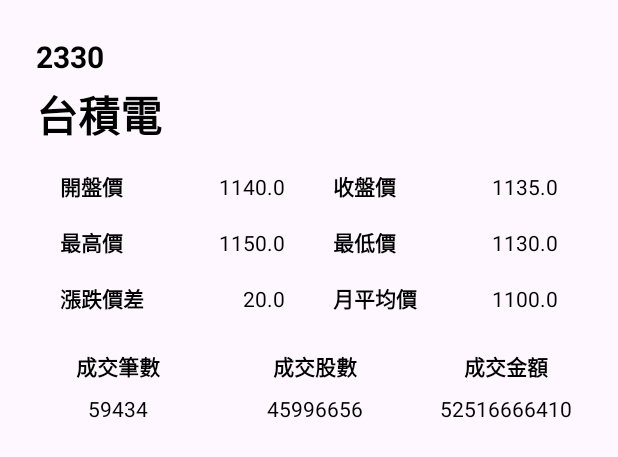
After one commit to llc890410/TWSEStockInfo, an Android app: the layout item_stock_info.xml on its own in the app's theme, with its tools: preview values and no code run, on a phone screen of 412 x 824 dp. The commit adds this screen. Shown: the top 457 px of the screen. Run offline under Robolectric (Android 15) with nearby library versions, the phone set to English and light mode, and no system bars.

Commit message:
StockListFragment 新增 recyclerView 顯示 API 請求結果

```diff
--- a/app/src/main/java/com/michaelliu/twsestockinfo/presentation/ui/stockinfolist/StockInfoListFragment.kt
+++ b/app/src/main/java/com/michaelliu/twsestockinfo/presentation/ui/stockinfolist/StockInfoListFragment.kt
@@ -10,8 +10,11 @@ import androidx.fragment.app.viewModels
 import androidx.lifecycle.Lifecycle
 import androidx.lifecycle.lifecycleScope
 import androidx.lifecycle.repeatOnLifecycle
+import androidx.recyclerview.widget.LinearLayoutManager
+import com.michaelliu.twsestockinfo.presentation.ui.stockinfolist.adapter.StockInfoListAdapter
 import dagger.hilt.android.AndroidEntryPoint
 import kotlinx.coroutines.launch
+import timber.log.Timber
 
 @AndroidEntryPoint
 class StockInfoListFragment : Fragment() {
@@ -20,23 +23,33 @@ class StockInfoListFragment : Fragment() {
     private var _binding: FragmentStockInfoListBinding? = null
     private val binding get() = _binding!!
 
+    private lateinit var stockInfoListAdapter: StockInfoListAdapter
+
     override fun onCreateView(
         inflater: LayoutInflater,
         container: ViewGroup?,
         savedInstanceState: Bundle?
     ): View {
         _binding = FragmentStockInfoListBinding.inflate(inflater, container, false)
+        return binding.root
+    }
 
+    override fun onViewCreated(view: View, savedInstanceState: Bundle?) {
+        super.onViewCreated(view, savedInstanceState)
         setupRecyclerView()
         collectUiState()
 
         viewModel.loadStockInfoList()
-
-        return binding.root
     }
 
     private fun setupRecyclerView() {
-
+        stockInfoListAdapter = StockInfoListAdapter { stockInfo ->
+            Timber.d("onClickItem : ${stockInfo.code} ${stockInfo.name}")
+        }
+        binding.stockListRecyclerView.apply {
+            layoutManager = LinearLayoutManager(requireContext())
+            adapter = stockInfoListAdapter
+        }
     }
 
     private fun collectUiState() {
@@ -54,6 +67,7 @@ class StockInfoListFragment : Fragment() {
                             binding.stockListRecyclerView.visibility = View.VISIBLE
                             binding.tvErrorMessage.visibility = View.GONE
                             val stockInfoList = uiState.data
+                            stockInfoListAdapter.submitList(stockInfoList)
                         }
                         is UiState.Error -> {
                             binding.progressIndicator.visibility = View.GONE
--- /dev/null
+++ b/app/src/main/java/com/michaelliu/twsestockinfo/presentation/ui/stockinfolist/adapter/StockInfoListAdapter.kt
@@ -0,0 +1,82 @@
+package com.michaelliu.twsestockinfo.presentation.ui.stockinfolist.adapter
+
+import android.graphics.Color
+import android.view.LayoutInflater
+import android.view.ViewGroup
+import androidx.recyclerview.widget.DiffUtil
+import androidx.recyclerview.widget.ListAdapter
+import androidx.recyclerview.widget.RecyclerView
+import com.michaelliu.twsestockinfo.databinding.ItemStockInfoBinding
+import com.michaelliu.twsestockinfo.domain.model.StockInfo
+
+class StockInfoListAdapter(
+    private val onItemClicked: (StockInfo) -> Unit
+) : ListAdapter<StockInfo, StockInfoListAdapter.StockInfoViewHolder>(StockInfoDiffCallback()) {
+
+    inner class StockInfoViewHolder(
+        private val binding: ItemStockInfoBinding
+    ) : RecyclerView.ViewHolder(binding.root) {
+        fun bind(stockInfo: StockInfo) {
+            // 股票代號、名稱
+            binding.tvStockCode.text = stockInfo.code
+            binding.tvStockName.text = stockInfo.name
+
+            // 開盤、收盤
+            binding.tvOpeningPrice.text = stockInfo.openingPrice?.toString() ?: "-"
+            binding.tvClosingPrice.text = stockInfo.closingPrice?.toString() ?: "-"
+
+            // 最高、最低
+            binding.tvHighestPrice.text = stockInfo.highestPrice?.toString() ?: "-"
+            binding.tvLowestPrice.text = stockInfo.lowestPrice?.toString() ?: "-"
+
+            // 漲跌、月平均
+            binding.tvChange.text = stockInfo.change?.toString() ?: "-"
+            binding.tvMonthlyAvgPrice.text = stockInfo.monthlyAvgPrice?.toString() ?: "-"
+
+            // 成交比數、成交股數、成交金額
+            binding.tvTransaction.text = stockInfo.transaction?.toString() ?: "-"
+            binding.tvTradeVolume.text = stockInfo.tradeVolume?.toString() ?: "-"
+            binding.tvTradeValue.text = stockInfo.tradeValue?.toString() ?: "-"
+
+            // 收盤 > 月平均 => 紅; 收盤 < 月平均 => 綠
+            val closingPrice = stockInfo.closingPrice ?: 0.0
+            val monthlyAvgPrice = stockInfo.monthlyAvgPrice ?: 0.0
+            binding.tvClosingPrice.setTextColor(
+                if (closingPrice > monthlyAvgPrice) Color.RED
+                else if (closingPrice < monthlyAvgPrice) Color.GREEN
+                else Color.BLACK
+            )
+
+            // 漲跌價差 > 0 => 紅; 漲跌價差 < 0 => 綠
+            val change = stockInfo.change ?: 0.0
+            binding.tvChange.setTextColor(
+                if (change > 0) Color.RED
+                else if (change < 0) Color.GREEN
+                else Color.BLACK
+            )
+
+            binding.root.setOnClickListener {
+                onItemClicked(stockInfo)
+            }
+        }
+    }
+
+    override fun onCreateViewHolder(parent: ViewGroup, viewType: Int): StockInfoViewHolder {
+        val binding = ItemStockInfoBinding.inflate(LayoutInflater.from(parent.context), parent, false)
+        return StockInfoViewHolder(binding)
+    }
+
+    override fun onBindViewHolder(holder: StockInfoViewHolder, position: Int) {
+        holder.bind(getItem(position))
+    }
+}
+
+class StockInfoDiffCallback : DiffUtil.ItemCallback<StockInfo>() {
+    override fun areItemsTheSame(oldItem: StockInfo, newItem: StockInfo): Boolean {
+        return oldItem.code == newItem.code
+    }
+
+    override fun areContentsTheSame(oldItem: StockInfo, newItem: StockInfo): Boolean {
+        return oldItem == newItem
+    }
+}
--- a/app/src/main/res/layout/activity_main.xml
+++ b/app/src/main/res/layout/activity_main.xml
@@ -22,9 +22,13 @@
     <androidx.fragment.app.FragmentContainerView
         android:id="@+id/nav_host_fragment"
         android:name="androidx.navigation.fragment.NavHostFragment"
-        android:layout_width="match_parent"
-        android:layout_height="match_parent"
+        android:layout_width="0dp"
+        android:layout_height="0dp"
         app:defaultNavHost="true"
+        app:layout_constraintBottom_toBottomOf="parent"
+        app:layout_constraintEnd_toEndOf="parent"
+        app:layout_constraintStart_toStartOf="parent"
+        app:layout_constraintTop_toBottomOf="@+id/toolbar"
         app:navGraph="@navigation/nav_graph" />
 
 </androidx.constraintlayout.widget.ConstraintLayout>
--- a/app/src/main/res/layout/fragment_stock_info_list.xml
+++ b/app/src/main/res/layout/fragment_stock_info_list.xml
@@ -9,28 +9,29 @@
         android:layout_width="wrap_content"
         android:layout_height="wrap_content"
         android:indeterminate="true"
-        app:layout_constraintTop_toTopOf="parent"
         app:layout_constraintBottom_toBottomOf="parent"
+        app:layout_constraintEnd_toEndOf="parent"
         app:layout_constraintStart_toStartOf="parent"
-        app:layout_constraintEnd_toEndOf="parent" />
+        app:layout_constraintTop_toTopOf="parent" />
 
     <TextView
         android:id="@+id/tvErrorMessage"
         android:layout_width="wrap_content"
         android:layout_height="wrap_content"
         android:visibility="gone"
-        app:layout_constraintTop_toTopOf="parent"
         app:layout_constraintBottom_toBottomOf="parent"
+        app:layout_constraintEnd_toEndOf="parent"
         app:layout_constraintStart_toStartOf="parent"
-        app:layout_constraintEnd_toEndOf="parent"/>
+        app:layout_constraintTop_toTopOf="parent" />
 
     <androidx.recyclerview.widget.RecyclerView
         android:id="@+id/stockListRecyclerView"
         android:layout_width="match_parent"
         android:layout_height="match_parent"
         android:visibility="gone"
-        app:layout_constraintTop_toTopOf="parent"
         app:layout_constraintBottom_toBottomOf="parent"
-        />
+        app:layout_constraintEnd_toEndOf="parent"
+        app:layout_constraintStart_toStartOf="parent"
+        app:layout_constraintTop_toTopOf="parent" />
 
 </androidx.constraintlayout.widget.ConstraintLayout>
--- /dev/null
+++ b/app/src/main/res/layout/item_stock_info.xml
@@ -0,0 +1,275 @@
+<?xml version="1.0" encoding="utf-8"?>
+<androidx.constraintlayout.widget.ConstraintLayout xmlns:android="http://schemas.android.com/apk/res/android"
+    xmlns:app="http://schemas.android.com/apk/res-auto"
+    xmlns:tools="http://schemas.android.com/tools"
+    android:layout_width="match_parent"
+    android:layout_height="wrap_content"
+    android:padding="16dp">
+
+    <TextView
+        android:id="@+id/tvStockCode"
+        android:layout_width="wrap_content"
+        android:layout_height="wrap_content"
+        android:layout_marginStart="8dp"
+        android:layout_marginTop="8dp"
+        android:textColor="@color/black"
+        android:textSize="20sp"
+        android:textStyle="bold"
+        app:layout_constraintStart_toStartOf="parent"
+        app:layout_constraintTop_toTopOf="parent"
+        tools:text="2330" />
+
+    <TextView
+        android:id="@+id/tvStockName"
+        android:layout_width="wrap_content"
+        android:layout_height="wrap_content"
+        android:layout_marginTop="4dp"
+        android:textColor="@color/black"
+        android:textSize="28sp"
+        android:textStyle="bold"
+        app:layout_constraintStart_toStartOf="@+id/tvStockCode"
+        app:layout_constraintTop_toBottomOf="@+id/tvStockCode"
+        tools:text="台積電" />
+
+    <TextView
+        android:id="@+id/tvOpeningPriceTitle"
+        android:layout_width="wrap_content"
+        android:layout_height="wrap_content"
+        android:layout_marginStart="24dp"
+        android:layout_marginTop="16dp"
+        android:text="@string/opening_price"
+        android:textColor="@color/black"
+        android:textSize="14sp"
+        android:textStyle="bold"
+        app:layout_constraintStart_toStartOf="parent"
+        app:layout_constraintTop_toBottomOf="@id/tvStockName" />
+
+    <TextView
+        android:id="@+id/tvOpeningPrice"
+        android:layout_width="wrap_content"
+        android:layout_height="wrap_content"
+        android:layout_marginEnd="16dp"
+        android:textColor="@color/black"
+        android:textSize="14sp"
+        app:layout_constraintBottom_toBottomOf="@+id/tvOpeningPriceTitle"
+        app:layout_constraintEnd_toStartOf="@id/guidelineVertical50"
+        app:layout_constraintTop_toTopOf="@id/tvOpeningPriceTitle"
+        tools:text="1140.0" />
+
+    <TextView
+        android:id="@+id/tvClosingPriceTitle"
+        android:layout_width="wrap_content"
+        android:layout_height="wrap_content"
+        android:layout_marginStart="16dp"
+        android:text="@string/closing_price"
+        android:textColor="@color/black"
+        android:textSize="14sp"
+        android:textStyle="bold"
+        app:layout_constraintBottom_toBottomOf="@+id/tvOpeningPriceTitle"
+        app:layout_constraintStart_toStartOf="@id/guidelineVertical50"
+        app:layout_constraintTop_toTopOf="@+id/tvOpeningPriceTitle" />
+
+    <TextView
+        android:id="@+id/tvClosingPrice"
+        android:layout_width="wrap_content"
+        android:layout_height="wrap_content"
+        android:layout_marginEnd="24dp"
+        android:textColor="@color/black"
+        android:textSize="14sp"
+        app:layout_constraintBottom_toBottomOf="@+id/tvClosingPriceTitle"
+        app:layout_constraintEnd_toEndOf="parent"
+        app:layout_constraintTop_toTopOf="@id/tvClosingPriceTitle"
+        tools:text="1135.0" />
+
+    <TextView
+        android:id="@+id/tvHighestPriceTitle"
+        android:layout_width="wrap_content"
+        android:layout_height="wrap_content"
+        android:layout_marginTop="16dp"
+        android:text="@string/highest_price"
+        android:textColor="@color/black"
+        android:textSize="14sp"
+        android:textStyle="bold"
+        app:layout_constraintStart_toStartOf="@+id/tvOpeningPriceTitle"
+        app:layout_constraintTop_toBottomOf="@+id/tvOpeningPriceTitle" />
+
+    <TextView
+        android:id="@+id/tvHighestPrice"
+        android:layout_width="wrap_content"
+        android:layout_height="wrap_content"
+        android:textColor="@color/black"
+        android:textSize="14sp"
+        app:layout_constraintBottom_toBottomOf="@+id/tvHighestPriceTitle"
+        app:layout_constraintEnd_toEndOf="@+id/tvOpeningPrice"
+        app:layout_constraintTop_toTopOf="@id/tvHighestPriceTitle"
+        tools:text="1150.0" />
+
+    <TextView
+        android:id="@+id/tvLowestPriceTitle"
+        android:layout_width="wrap_content"
+        android:layout_height="wrap_content"
+        android:layout_marginTop="16dp"
+        android:text="@string/lowest_price"
+        android:textColor="@color/black"
+        android:textSize="14sp"
+        android:textStyle="bold"
+        app:layout_constraintStart_toStartOf="@+id/tvClosingPriceTitle"
+        app:layout_constraintTop_toBottomOf="@+id/tvClosingPriceTitle" />
+
+    <TextView
+        android:id="@+id/tvLowestPrice"
+        android:layout_width="wrap_content"
+        android:layout_height="wrap_content"
+        android:textColor="@color/black"
+        android:textSize="14sp"
+        app:layout_constraintBottom_toBottomOf="@+id/tvLowestPriceTitle"
+        app:layout_constraintEnd_toEndOf="@+id/tvClosingPrice"
+        app:layout_constraintTop_toTopOf="@id/tvLowestPriceTitle"
+        tools:text="1130.0" />
+
+    <TextView
+        android:id="@+id/tvChangeTitle"
+        android:layout_width="wrap_content"
+        android:layout_height="wrap_content"
+        android:layout_marginTop="16dp"
+        android:text="@string/change"
+        android:textColor="@color/black"
+        android:textSize="14sp"
+        android:textStyle="bold"
+        app:layout_constraintStart_toStartOf="@+id/tvHighestPriceTitle"
+        app:layout_constraintTop_toBottomOf="@+id/tvHighestPriceTitle" />
+
+    <TextView
+        android:id="@+id/tvChange"
+        android:layout_width="wrap_content"
+        android:layout_height="wrap_content"
+        android:textColor="@color/black"
+        android:textSize="14sp"
+        app:layout_constraintBottom_toBottomOf="@+id/tvChangeTitle"
+        app:layout_constraintEnd_toEndOf="@+id/tvHighestPrice"
+        app:layout_constraintTop_toTopOf="@id/tvChangeTitle"
+        tools:text="20.0" />
+
+    <TextView
+        android:id="@+id/tvMonthlyAvgPriceTitle"
+        android:layout_width="wrap_content"
+        android:layout_height="wrap_content"
+        android:layout_marginTop="16dp"
+        android:text="@string/monthly_avg_price"
+        android:textColor="@color/black"
+        android:textSize="14sp"
+        android:textStyle="bold"
+        app:layout_constraintStart_toStartOf="@+id/tvLowestPriceTitle"
+        app:layout_constraintTop_toBottomOf="@+id/tvLowestPriceTitle" />
+
+    <TextView
+        android:id="@+id/tvMonthlyAvgPrice"
+        android:layout_width="wrap_content"
+        android:layout_height="wrap_content"
+        android:textColor="@color/black"
+        android:textSize="14sp"
+        app:layout_constraintBottom_toBottomOf="@+id/tvMonthlyAvgPriceTitle"
+        app:layout_constraintEnd_toEndOf="@+id/tvClosingPrice"
+        app:layout_constraintTop_toTopOf="@id/tvMonthlyAvgPriceTitle"
+        tools:text="1100.0" />
+
+    <TextView
+        android:id="@+id/tvTransactionTitle"
+        android:layout_width="wrap_content"
+        android:layout_height="wrap_content"
+        android:layout_marginTop="24dp"
+        android:text="@string/transaction"
+        android:textColor="@color/black"
+        android:textSize="14sp"
+        android:textStyle="bold"
+        app:layout_constraintEnd_toStartOf="@+id/guidelineVertical33"
+        app:layout_constraintStart_toStartOf="parent"
+        app:layout_constraintTop_toBottomOf="@+id/tvChangeTitle" />
+
+    <TextView
+        android:id="@+id/tvTransaction"
+        android:layout_width="wrap_content"
+        android:layout_height="wrap_content"
+        android:layout_marginTop="8dp"
+        android:textColor="@color/black"
+        android:textSize="14sp"
+        app:layout_constraintEnd_toEndOf="@+id/tvTransactionTitle"
+        app:layout_constraintStart_toStartOf="@+id/tvTransactionTitle"
+        app:layout_constraintTop_toBottomOf="@+id/tvTransactionTitle"
+        tools:text="59434" />
+
+    <TextView
+        android:id="@+id/tvTradeVolumeTitle"
+        android:layout_width="wrap_content"
+        android:layout_height="wrap_content"
+        android:layout_marginStart="8dp"
+        android:text="@string/trade_volume"
+        android:textColor="@color/black"
+        android:textSize="14sp"
+        android:textStyle="bold"
+        app:layout_constraintBottom_toBottomOf="@+id/tvTransactionTitle"
+        app:layout_constraintEnd_toStartOf="@+id/guidelineVertical67"
+        app:layout_constraintStart_toEndOf="@+id/guidelineVertical33"
+        app:layout_constraintTop_toTopOf="@+id/tvTransactionTitle" />
+
+    <TextView
+        android:id="@+id/tvTradeVolume"
+        android:layout_width="wrap_content"
+        android:layout_height="wrap_content"
+        android:layout_marginTop="8dp"
+        android:textColor="@color/black"
+        android:textSize="14sp"
+        app:layout_constraintEnd_toEndOf="@+id/tvTradeVolumeTitle"
+        app:layout_constraintStart_toStartOf="@+id/tvTradeVolumeTitle"
+        app:layout_constraintTop_toBottomOf="@+id/tvTradeVolumeTitle"
+        tools:layout_editor_absoluteY="231dp"
+        tools:text="45996656" />
+
+    <TextView
+        android:id="@+id/tvTradeValueTitle"
+        android:layout_width="wrap_content"
+        android:layout_height="wrap_content"
+        android:layout_marginStart="8dp"
+        android:text="@string/trade_value"
+        android:textColor="@color/black"
+        android:textSize="14sp"
+        android:textStyle="bold"
+        app:layout_constraintBottom_toBottomOf="@+id/tvTransactionTitle"
+        app:layout_constraintEnd_toEndOf="parent"
+        app:layout_constraintStart_toEndOf="@+id/guidelineVertical67"
+        app:layout_constraintTop_toTopOf="@+id/tvTransactionTitle" />
+
+    <TextView
+        android:id="@+id/tvTradeValue"
+        android:layout_width="wrap_content"
+        android:layout_height="wrap_content"
+        android:layout_marginTop="8dp"
+        android:textColor="@color/black"
+        android:textSize="14sp"
+        app:layout_constraintEnd_toEndOf="@+id/tvTradeValueTitle"
+        app:layout_constraintStart_toStartOf="@+id/tvTradeValueTitle"
+        app:layout_constraintTop_toBottomOf="@+id/tvTradeValueTitle"
+        tools:text="52516666410" />
+
+    <androidx.constraintlayout.widget.Guideline
+        android:id="@+id/guidelineVertical33"
+        android:layout_width="wrap_content"
+        android:layout_height="wrap_content"
+        android:orientation="vertical"
+        app:layout_constraintGuide_percent="0.33" />
+
+    <androidx.constraintlayout.widget.Guideline
+        android:id="@+id/guidelineVertical50"
+        android:layout_width="wrap_content"
+        android:layout_height="wrap_content"
+        android:orientation="vertical"
+        app:layout_constraintGuide_percent="0.5" />
+
+    <androidx.constraintlayout.widget.Guideline
+        android:id="@+id/guidelineVertical67"
+        android:layout_width="wrap_content"
+        android:layout_height="wrap_content"
+        android:orientation="vertical"
+        app:layout_constraintGuide_percent="0.67" />
+
+</androidx.constraintlayout.widget.ConstraintLayout>
--- a/app/src/main/res/values/strings.xml
+++ b/app/src/main/res/values/strings.xml
@@ -1,4 +1,13 @@
 <resources>
     <string name="app_name">TWSE Stock Info</string>
     <string name="tool_bar_title">Stock List</string>
+    <string name="opening_price">開盤價</string>
+    <string name="closing_price">收盤價</string>
+    <string name="highest_price">最高價</string>
+    <string name="lowest_price">最低價</string>
+    <string name="change">漲跌價差</string>
+    <string name="monthly_avg_price">月平均價</string>
+    <string name="transaction">成交筆數</string>
+    <string name="trade_volume">成交股數</string>
+    <string name="trade_value">成交金額</string>
 </resources>
```
